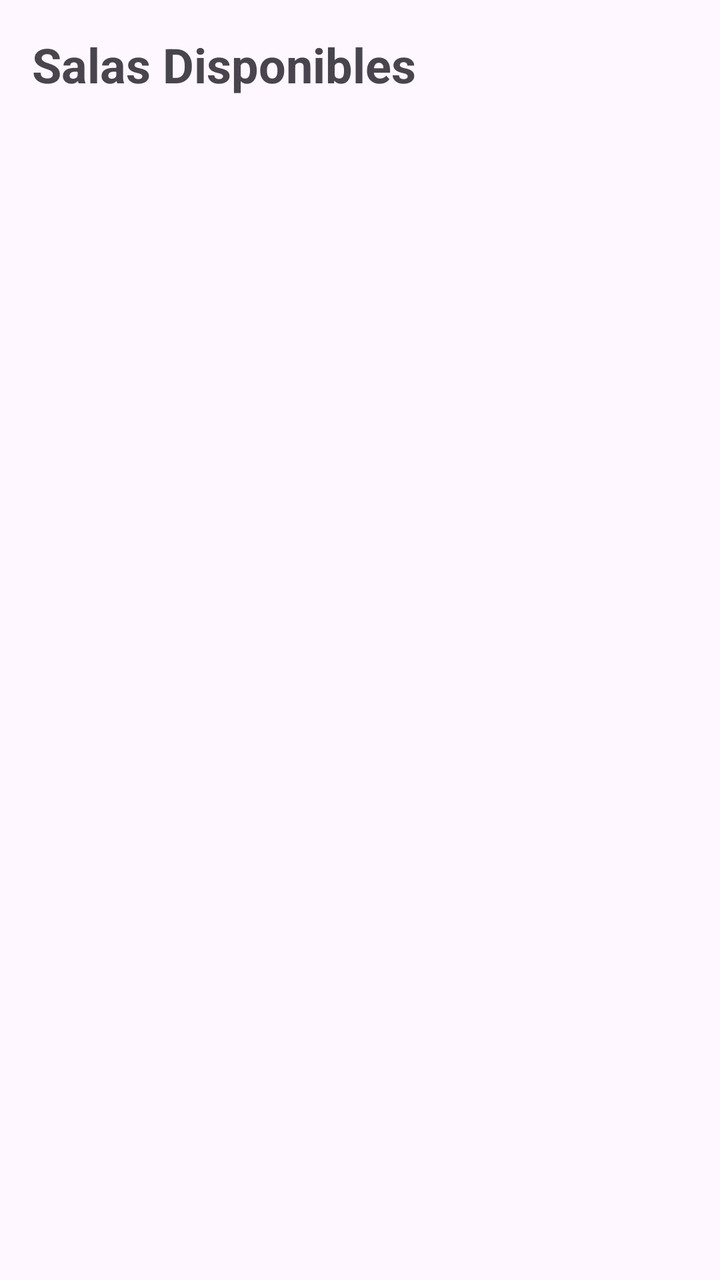
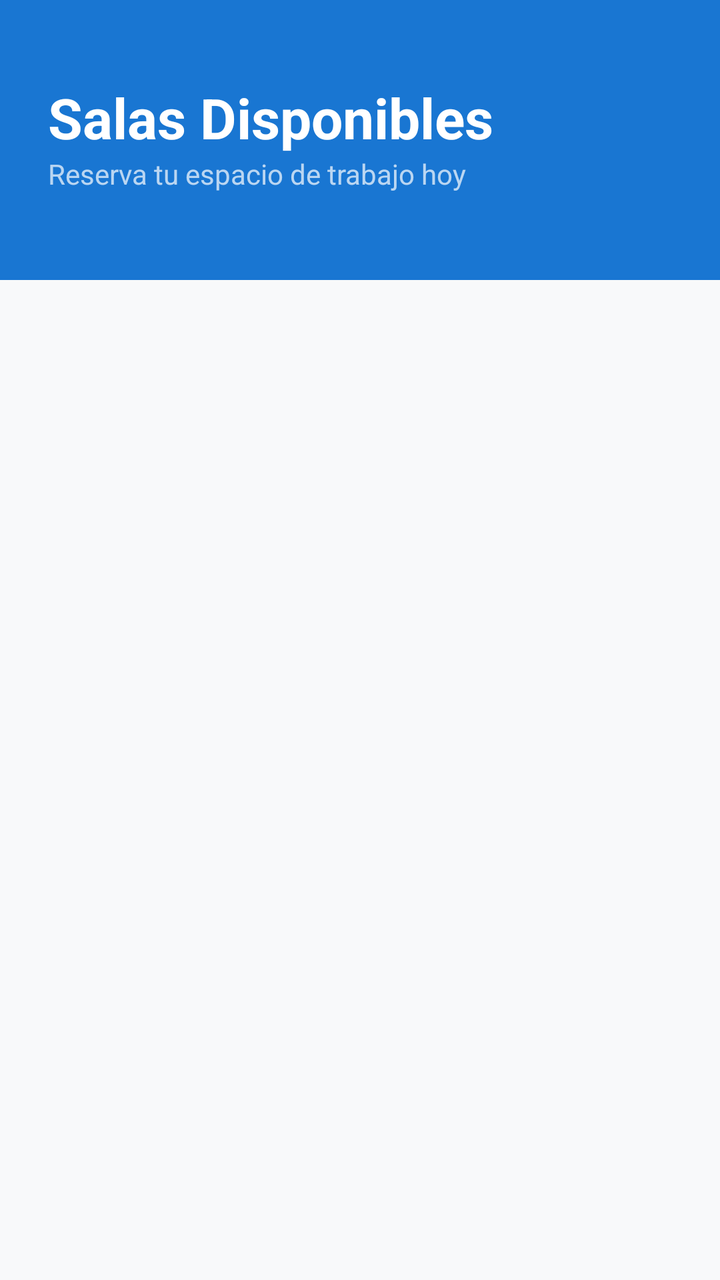

Two renders of the same Android screen: before a commit and after it. Below are the layout's source before the change and the commit's diff.
<!-- AndroidManifest.xml: application theme Theme.AGENDA -->
<!-- res/layout/fragment_home.xml -->
<?xml version="1.0" encoding="utf-8"?>
<androidx.constraintlayout.widget.ConstraintLayout xmlns:android="http://schemas.android.com/apk/res/android"
    xmlns:tools="http://schemas.android.com/tools"
    android:layout_width="match_parent"
    android:layout_height="match_parent"
    xmlns:app="http://schemas.android.com/apk/res-auto"
    tools:context=".HomeFragment">


    <TextView
        android:id="@+id/title"
        android:layout_width="match_parent"
        android:layout_height="wrap_content"
        android:text="Salas Disponibles"
        android:textSize="24sp"
        android:textStyle="bold"
        android:padding="16dp"
        app:layout_constraintTop_toTopOf="parent"
        app:layout_constraintStart_toStartOf="parent"
        app:layout_constraintEnd_toEndOf="parent"
        />

    <androidx.recyclerview.widget.RecyclerView
        android:id="@+id/recyclerView"
        app:layout_constraintTop_toBottomOf="@id/title"
        app:layout_constraintStart_toStartOf="parent"
        android:layout_width="match_parent"
        android:layout_height="wrap_content"
        tools:listitem="@layout/sala_card"
    />
</androidx.constraintlayout.widget.ConstraintLayout>
<!-- res/layout/sala_card.xml (included above) -->
<?xml version="1.0" encoding="utf-8"?>
<androidx.constraintlayout.widget.ConstraintLayout xmlns:android="http://schemas.android.com/apk/res/android"
    android:layout_width="match_parent"
    android:layout_height="match_parent"
    xmlns:app="http://schemas.android.com/apk/res-auto"
    android:layout_margin="10dp"
    >

    <androidx.cardview.widget.CardView
        android:id="@+id/cardView"
        app:layout_constraintTop_toTopOf="parent"
        android:layout_width="match_parent"
        android:layout_height="0dp">
        <LinearLayout
            android:layout_width="match_parent"
            android:layout_height="wrap_content"
            android:orientation="vertical"
            android:background="?attr/selectableItemBackground"
            android:padding="16dp">

            <TextView
                android:id="@+id/salaName"
                android:layout_width="wrap_content"
                android:layout_height="wrap_content"
                android:text="Sala Name"
                android:textSize="18sp"
                android:textStyle="bold" />

            <TextView
                android:id="@+id/salaDescription"
                android:layout_width="wrap_content"
                android:layout_height="wrap_content"
                android:text="Sala Description"
                android:textSize="14sp" />
        </LinearLayout>
    </androidx.cardview.widget.CardView>

</androidx.constraintlayout.widget.ConstraintLayout>
<!-- resources referenced by this layout -->
<resources>
  <style name="Theme.AGENDA" parent="Base.Theme.AGENDA" />
  <style name="Base.Theme.AGENDA" parent="Theme.Material3.DayNight.NoActionBar">
          
          
      </style>
</resources>

<!-- the commit's change to res/layout/fragment_home.xml (unified diff, before → after) -->
@@ -1,70 +1,122 @@
 <?xml version="1.0" encoding="utf-8"?>
-<androidx.constraintlayout.widget.ConstraintLayout xmlns:android="http://schemas.android.com/apk/res/android"
+<androidx.constraintlayout.widget.ConstraintLayout
+    xmlns:android="http://schemas.android.com/apk/res/android"
+    xmlns:app="http://schemas.android.com/apk/res-auto"
     xmlns:tools="http://schemas.android.com/tools"
     android:layout_width="match_parent"
     android:layout_height="match_parent"
-    xmlns:app="http://schemas.android.com/apk/res-auto"
+    android:background="#F8F9FA"
     tools:context=".HomeFragment">
 
+    <View
+        android:id="@+id/headerBackground"
+        android:layout_width="match_parent"
+        android:layout_height="140dp"
+        android:background="#1976D2"
+        app:layout_constraintTop_toTopOf="parent" />
 
     <TextView
         android:id="@+id/title"
+        android:layout_width="wrap_content"
+        android:layout_height="wrap_content"
+        android:layout_marginStart="24dp"
+        android:layout_marginTop="40dp"
+        android:text="Salas Disponibles"
+        android:textColor="@color/white"
+        android:textSize="28sp"
+        android:textStyle="bold"
+        app:layout_constraintStart_toStartOf="parent"
+        app:layout_constraintTop_toTopOf="parent" />
+
+    <TextView
+        android:id="@+id/subtitle"
+        android:layout_width="wrap_content"
+        android:layout_height="wrap_content"
+        android:text="Reserva tu espacio de trabajo hoy"
+        android:textColor="#B3FFFFFF"
+        android:textSize="14sp"
+        app:layout_constraintStart_toStartOf="@+id/title"
+        app:layout_constraintTop_toBottomOf="@+id/title" />
+
+    <androidx.recyclerview.widget.RecyclerView
+        android:id="@+id/salasRecyclerView"
+        android:layout_width="0dp"
+        android:layout_height="0dp"
+        android:layout_marginTop="16dp"
+        android:clipToPadding="false"
+        android:paddingBottom="80dp"
+        app:layout_constraintBottom_toBottomOf="parent"
+        app:layout_constraintEnd_toEndOf="parent"
+        app:layout_constraintStart_toStartOf="parent"
+        app:layout_constraintTop_toBottomOf="@+id/headerBackground"
+        tools:listitem="@layout/sala_layout" />
+
+</androidx.constraintlayout.widget.ConstraintLayout>
+<!-- res/layout/sala_layout.xml (included above) -->
+<?xml version="1.0" encoding="utf-8"?>
+<androidx.cardview.widget.CardView
+    xmlns:android="http://schemas.android.com/apk/res/android"
+    xmlns:app="http://schemas.android.com/apk/res-auto"
+    android:id="@+id/cardView"
+    android:layout_width="match_parent"
+    android:layout_height="wrap_content"
+    android:layout_marginHorizontal="16dp"
+    android:layout_marginVertical="8dp"
+    app:cardCornerRadius="16dp"
+    app:cardElevation="4dp"
+    android:clickable="true"
+    android:focusable="true"
+    android:foreground="?attr/selectableItemBackground">
+
+    <androidx.constraintlayout.widget.ConstraintLayout
         android:layout_width="match_parent"
         android:layout_height="wrap_content"
-        android:text="Salas Disponibles"
-        android:textSize="24sp"
-        android:textStyle="bold"
-        android:padding="16dp"
-        app:layout_constraintTop_toTopOf="parent"
-        app:layout_constraintStart_toStartOf="parent"
-        app:layout_constraintEnd_toEndOf="parent"
-        />
+        android:padding="16dp">
 
-    <androidx.recyclerview.widget.RecyclerView
-        android:id="@+id/recyclerView"
-        app:layout_constraintTop_toBottomOf="@id/title"
-        app:layout_constraintStart_toStartOf="parent"
-        android:layout_width="match_parent"
-        android:layout_height="wrap_content"
-        tools:listitem="@layout/sala_card"
-    />
-</androidx.constraintlayout.widget.ConstraintLayout>
-<!-- res/layout/sala_card.xml (included above) -->
-<?xml version="1.0" encoding="utf-8"?>
-<androidx.constraintlayout.widget.ConstraintLayout xmlns:android="http://schemas.android.com/apk/res/android"
-    android:layout_width="match_parent"
-    android:layout_height="match_parent"
-    xmlns:app="http://schemas.android.com/apk/res-auto"
-    android:layout_margin="10dp"
-    >
+        <View
+            android:id="@+id/viewIconBackground"
+            android:layout_width="50dp"
+            android:layout_height="50dp"
+            android:backgroundTint="#E3F2FD"
+            app:layout_constraintBottom_toBottomOf="parent"
+            app:layout_constraintStart_toStartOf="parent"
+            app:layout_constraintTop_toTopOf="parent" />
 
-    <androidx.cardview.widget.CardView
-        android:id="@+id/cardView"
-        app:layout_constraintTop_toTopOf="parent"
-        android:layout_width="match_parent"
-        android:layout_height="0dp">
-        <LinearLayout
-            android:layout_width="match_parent"
+        <ImageView
+            android:id="@+id/ivSalaIcon"
+            android:layout_width="24dp"
+            android:layout_height="24dp"
+            android:src="@android:drawable/ic_menu_myplaces"
+            app:layout_constraintBottom_toBottomOf="@+id/viewIconBackground"
+            app:layout_constraintEnd_toEndOf="@+id/viewIconBackground"
+            app:layout_constraintStart_toStartOf="@+id/viewIconBackground"
+            app:layout_constraintTop_toTopOf="@+id/viewIconBackground"
+            app:tint="#1976D2" />
+
+        <TextView
+            android:id="@+id/tvSalaName"
+            android:layout_width="0dp"
             android:layout_height="wrap_content"
-            android:orientation="vertical"
-            android:background="?attr/selectableItemBackground"
-            android:padding="16dp">
+            android:layout_marginStart="16dp"
+            android:text="Sala name"
+            android:textColor="#212121"
+            android:textSize="18sp"
+            android:textStyle="bold"
+            app:layout_constraintEnd_toEndOf="parent"
+            app:layout_constraintStart_toEndOf="@+id/viewIconBackground"
+            app:layout_constraintTop_toTopOf="parent" />
 
-            <TextView
-                android:id="@+id/salaName"
-                android:layout_width="wrap_content"
-                android:layout_height="wrap_content"
-                android:text="Sala Name"
-                android:textSize="18sp"
-                android:textStyle="bold" />
+        <TextView
+            android:id="@+id/tvSalaDescription"
+            android:layout_width="0dp"
+            android:layout_height="wrap_content"
+            android:layout_marginTop="4dp"
+            android:text="Sala description"
+            android:textColor="#757575"
+            android:textSize="14sp"
+            app:layout_constraintEnd_toEndOf="parent"
+            app:layout_constraintStart_toStartOf="@+id/tvSalaName"
+            app:layout_constraintTop_toBottomOf="@+id/tvSalaName" />
 
-            <TextView
-                android:id="@+id/salaDescription"
-                android:layout_width="wrap_content"
-                android:layout_height="wrap_content"
-                android:text="Sala Description"
-                android:textSize="14sp" />
-        </LinearLayout>
-    </androidx.cardview.widget.CardView>
-
-</androidx.constraintlayout.widget.ConstraintLayout>
+    </androidx.constraintlayout.widget.ConstraintLayout>
+</androidx.cardview.widget.CardView>
<!-- resource entries referenced after the edit -->
@@ -1,5 +1,6 @@
 <!-- resources referenced by this layout -->
 <resources>
+  <color name="white">#FFFFFFFF</color>
   <style name="Theme.AGENDA" parent="Base.Theme.AGENDA" />
   <style name="Base.Theme.AGENDA" parent="Theme.Material3.DayNight.NoActionBar">
           
